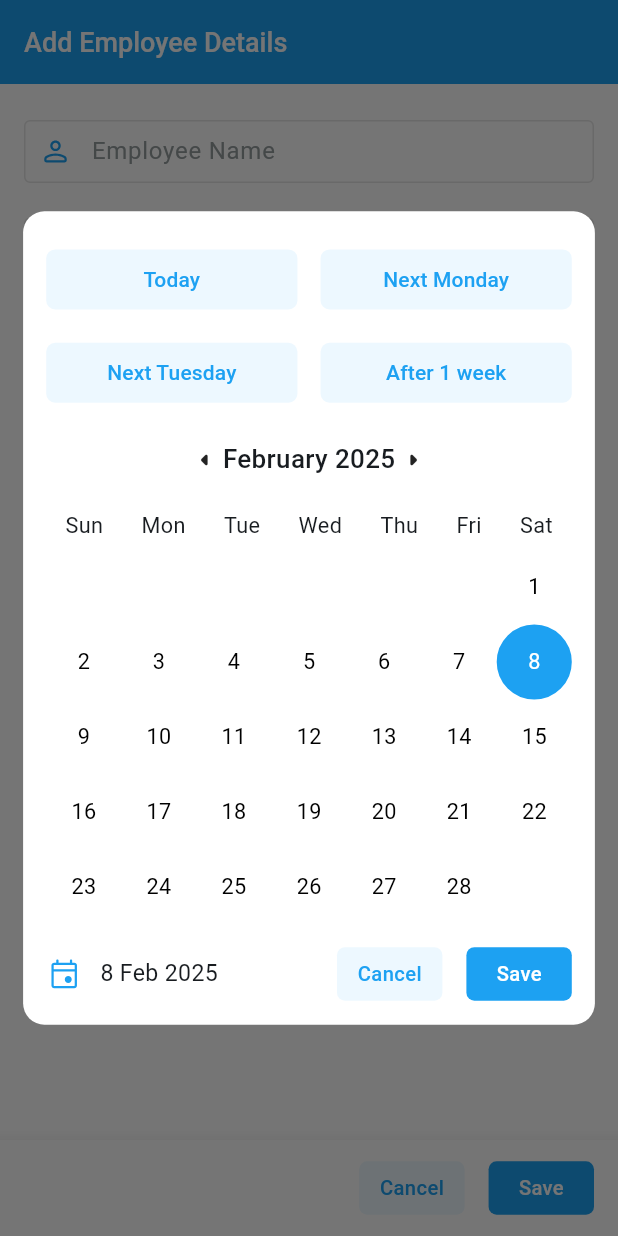
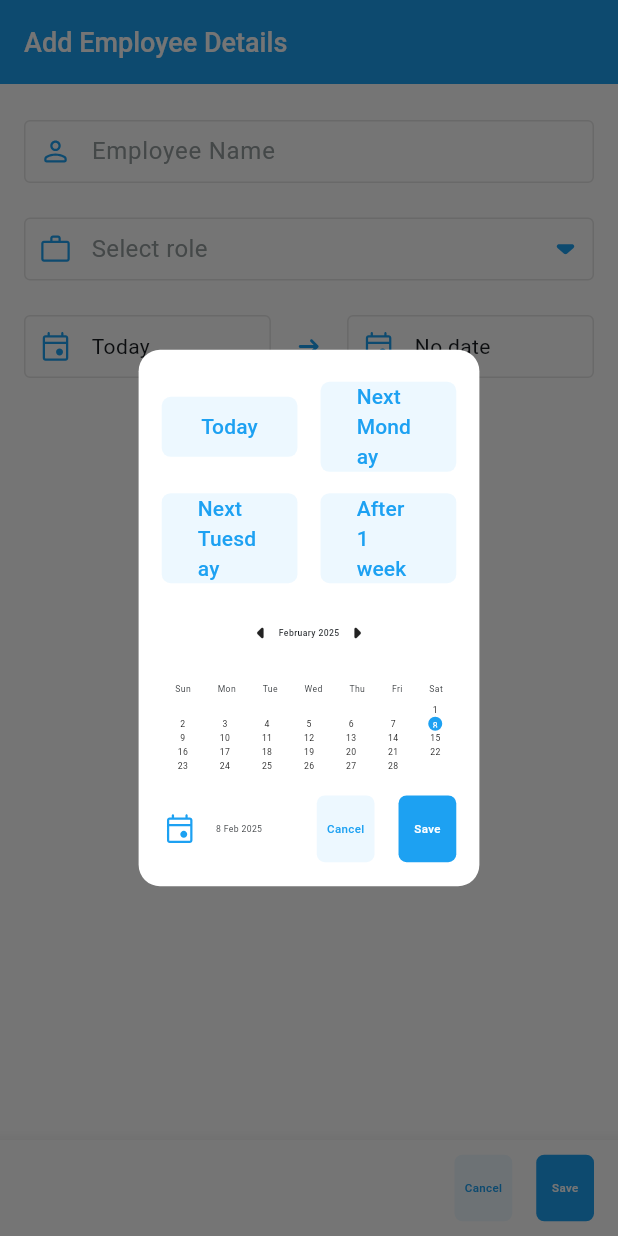
Before and after one commit to sivaprasadnk/employee_app, a Flutter app: the AddEmployeeScreen screen opened directly, after a tap on "Today", on a phone screen of 412 x 824 dp. Run offline on Flutter 3.47's test engine with Material 3 defaults, Android fonts, the phone set to English and light mode, and no system bars; our stand-ins replace flutter_bloc, flutter_screenutil, flutter_slidable, flutter_svg, get_it.

Commit message:
web ui changes

```diff
--- a/lib/data/data_source/local_datasource.dart
+++ b/lib/data/data_source/local_datasource.dart
@@ -1,5 +1,4 @@
 import 'package:employee_app/data/models/employee_model.dart';
-import 'package:employee_app/main.dart';
 
 abstract class LocalDatasource {
   Future addOrUpdateEmployee(EmployeeModel employee);
@@ -10,12 +9,12 @@ class LocalDatasourceImpl extends LocalDatasource {
   LocalDatasourceImpl();
   @override
   Future addOrUpdateEmployee(EmployeeModel employee) async {
-    objectbox.store.box<EmployeeModel>().put(employee);
+    // objectbox.store.box<EmployeeModel>().put(employee);
   }
 
   @override
   Future deleteEmployee(EmployeeModel employee) async {
-    objectbox.store.box<EmployeeModel>().remove(employee.id);
+    // objectbox.store.box<EmployeeModel>().remove(employee.id);
   }
 
 }
--- a/lib/data/models/employee_model.dart
+++ b/lib/data/models/employee_model.dart
@@ -1,8 +1,8 @@
-import 'package:objectbox/objectbox.dart';
+// import 'package:objectbox/objectbox.dart';
 
-@Entity()
+// @Entity()
 class EmployeeModel {
-  @Id()
+  // @Id()
   int id;
   String name;
   String role;
--- a/lib/main.dart
+++ b/lib/main.dart
@@ -1,6 +1,5 @@
 import 'package:employee_app/core/constants/colors.dart';
 import 'package:employee_app/core/locator.dart';
-import 'package:employee_app/core/object_box.dart';
 import 'package:employee_app/presentation/bloc/employee_bloc/emp_bloc.dart';
 import 'package:employee_app/presentation/bloc/employee_bloc/emp_event.dart';
 import 'package:employee_app/presentation/screens/home/home_screen.dart';
@@ -10,11 +9,11 @@ import 'package:flutter_screenutil/flutter_screenutil.dart';
 
 final GlobalKey<NavigatorState> navigatorKey = GlobalKey<NavigatorState>();
 
-late ObjectBox objectbox;
+// late ObjectBox objectbox;
 void main() async {
   WidgetsFlutterBinding.ensureInitialized();
   setup();
-  objectbox = await ObjectBox.create();
+  // objectbox = await ObjectBox.create();
   runApp(const MyApp());
 }
 
--- a/lib/presentation/components/cancel_button.dart
+++ b/lib/presentation/components/cancel_button.dart
@@ -12,8 +12,8 @@ class CancelButton extends StatelessWidget {
         Navigator.pop(context);
       },
       child: Container(
-        width: 73.w,
-        height: 40.h,
+        width: 40.w,
+        height: 50.h,
         decoration: BoxDecoration(
           color: kCancelBtnColor,
           borderRadius: BorderRadius.circular(6.r),
@@ -22,7 +22,7 @@ class CancelButton extends StatelessWidget {
           child: Text(
             'Cancel',
             style: TextStyle(
-              fontSize: 14.sp,
+              fontSize: 8.sp,
               color: kBlueColor,
               fontWeight: FontWeight.w500,
             ),
--- a/lib/presentation/components/custom_start_date_picker.dart
+++ b/lib/presentation/components/custom_start_date_picker.dart
@@ -2,6 +2,7 @@ import 'package:employee_app/core/constants/colors.dart';
 import 'package:employee_app/core/extensions/datetime_extensions.dart';
 import 'package:employee_app/presentation/components/calendar_button.dart';
 import 'package:employee_app/presentation/components/cancel_button.dart';
+import 'package:employee_app/presentation/components/save_button.dart';
 import 'package:flutter/material.dart';
 import 'package:flutter_screenutil/flutter_screenutil.dart';
 import 'package:flutter_svg/svg.dart';
@@ -56,7 +57,7 @@ class _CustomStartDatePickerDialogState
   Widget build(BuildContext context) {
     return Dialog(
       backgroundColor: kWhiteColor,
-      insetPadding: EdgeInsets.symmetric(horizontal: 16.w),
+      insetPadding: EdgeInsets.symmetric(horizontal: 96.w),
       shape: RoundedRectangleBorder(borderRadius: BorderRadius.circular(16.r)),
       child: Padding(
         padding: EdgeInsets.symmetric(horizontal: 16.w),
@@ -122,7 +123,7 @@ class _CustomStartDatePickerDialogState
                 Text(
                   DateFormat.yMMMM().format(currentMonth),
                   style:
-                      TextStyle(fontSize: 18.sp, fontWeight: FontWeight.w500),
+                      TextStyle(fontSize: 6.sp, fontWeight: FontWeight.w500),
                 ),
                 GestureDetector(
                   onTap: () => _changeMonth(1),
@@ -134,9 +135,15 @@ class _CustomStartDatePickerDialogState
             Row(
               mainAxisAlignment: MainAxisAlignment.spaceAround,
               children: ["Sun", "Mon", "Tue", "Wed", "Thu", "Fri", "Sat"]
-                  .map((day) => Text(day,
+                  .map(
+                    (day) => Text(
+                      day,
                       style: TextStyle(
-                          fontWeight: FontWeight.w400, fontSize: 15.sp)))
+                        fontWeight: FontWeight.w400,
+                        fontSize: 6.sp,
+                      ),
+                    ),
+                  )
                   .toList(),
             ),
             SizedBox(height: 5),
@@ -153,33 +160,16 @@ class _CustomStartDatePickerDialogState
                 SizedBox(width: 12),
                 Text(
                   selectedDate.displayDate(),
-                  style: TextStyle(fontSize: 16.sp),
+                  style: TextStyle(fontSize: 6.sp),
                 ),
                 Spacer(),
                 CancelButton(),
                 SizedBox(width: 16),
-                GestureDetector(
-                  onTap: () {
+                SaveButton(
+                  callback: () {
                     Navigator.pop(context, selectedDate);
                   },
-                  child: Container(
-                    width: 73.w,
-                    height: 40.h,
-                    decoration: BoxDecoration(
-                      color: kBlueColor,
-                      borderRadius: BorderRadius.circular(6.r),
-                    ),
-                    child: Center(
-                      child: Text(
-                        'Save',
-                        style: TextStyle(
-                          fontSize: 14.sp,
-                          color: kWhiteColor,
-                          fontWeight: FontWeight.w500,
-                        ),
-                      ),
-                    ),
-                  ),
+
                 ),
               ],
             ),
@@ -200,7 +190,7 @@ class _CustomStartDatePickerDialogState
     List<Widget> dayWidgets = [];
     for (int i = 0; i < startingWeekday; i++) {
       dayWidgets.add(
-          SizedBox(width: 30, height: 30)); // Empty spots before the first day
+          SizedBox(width: 10, height: 10)); // Empty spots before the first day
     }
 
     for (int day = 1; day <= daysInMonth; day++) {
@@ -213,9 +203,8 @@ class _CustomStartDatePickerDialogState
         GestureDetector(
           onTap: () => _selectDate(date),
           child: Container(
-            // duration: Duration(milliseconds: 100),
-            width: 30.w,
-            height: 30.h,
+            width: 10,
+            height: 10,
             alignment: Alignment.center,
             decoration: BoxDecoration(
               color: DateTime(
@@ -232,7 +221,7 @@ class _CustomStartDatePickerDialogState
             child: Text(
               "$day",
               style: TextStyle(
-                fontSize: 15.sp,
+                fontSize: 6.sp,
                 color: DateTime(
                           selectedDate.year,
                           selectedDate.month,
@@ -250,6 +239,7 @@ class _CustomStartDatePickerDialogState
     return GridView.count(
       crossAxisCount: 7,
       shrinkWrap: true,
+      childAspectRatio: 3,
       padding: EdgeInsets.zero,
       children: dayWidgets,
     );
--- a/lib/presentation/components/role_list_item.dart
+++ b/lib/presentation/components/role_list_item.dart
@@ -23,12 +23,12 @@ class RoleListItem extends StatelessWidget {
         color: kWhiteColor,
         child: Column(
           children: [
-            SizedBox(height: 16.h),
+            SizedBox(height: 12.h),
             Text(
               title,
-              style: TextStyle(fontSize: 16.sp),
+              style: TextStyle(fontSize: 8.sp),
             ),
-            SizedBox(height: 16.h),
+            SizedBox(height: 12.h),
             if (showDivider)
               Divider(
                 color: kBgColor,
--- a/lib/presentation/components/save_button.dart
+++ b/lib/presentation/components/save_button.dart
@@ -15,8 +15,8 @@ class SaveButton extends StatelessWidget {
         callback.call();
       },
       child: Container(
-        width: 73.w,
-        height: 40.h,
+        width: 40.w,
+        height: 50.h,
         decoration: BoxDecoration(
           color: kBlueColor,
           borderRadius: BorderRadius.circular(6.r),
@@ -25,7 +25,8 @@ class SaveButton extends StatelessWidget {
           child: Text(
             'Save',
             style: TextStyle(
-              fontSize: 14.sp,
+              fontSize: 8.sp,
+              // fontSize: 20,
               color: kWhiteColor,
               fontWeight: FontWeight.w500,
             ),
--- a/lib/presentation/screens/add_employee/add_employee_screen.dart
+++ b/lib/presentation/screens/add_employee/add_employee_screen.dart
@@ -41,12 +41,12 @@ class _AddEmployeeScreenState extends State<AddEmployeeScreen> {
       },
       child: Scaffold(
         resizeToAvoidBottomInset: true,
-        bottomSheet: Material(
-          color: kWhiteColor,
-          elevation: 10,
-          child: SizedBox(
-            height: 64,
-            width: double.infinity,
+        bottomNavigationBar: SizedBox(
+          height: 64,
+          width: double.infinity,
+          child: Material(
+            color: kWhiteColor,
+            elevation: 10,
             child: Row(
               mainAxisAlignment: MainAxisAlignment.end,
               children: [
@@ -76,6 +76,9 @@ class _AddEmployeeScreenState extends State<AddEmployeeScreen> {
           automaticallyImplyLeading: false,
           title: Text(
             'Add Employee Details',
+            style: TextStyle(
+              color: kWhiteColor,
+            ),
           ),
         ),
         body: Padding(
--- a/lib/presentation/screens/edit_employee/edit_employee_screen.dart
+++ b/lib/presentation/screens/edit_employee/edit_employee_screen.dart
@@ -57,7 +57,7 @@ class _EditEmployeeScreenState extends State<EditEmployeeScreen> {
       },
       child: Scaffold(
         resizeToAvoidBottomInset: true,
-        bottomSheet: Material(
+        bottomNavigationBar: Material(
           color: kWhiteColor,
           elevation: 10,
           child: SizedBox(
@@ -94,6 +94,9 @@ class _EditEmployeeScreenState extends State<EditEmployeeScreen> {
           automaticallyImplyLeading: false,
           title: Text(
             'Edit Employee Details',
+            style: TextStyle(
+              color: kWhiteColor,
+            ),
           ),
           actions: [
             GestureDetector(
```
Also changed, not shown: lib/core/object_box.dart (+13 -13 lines), lib/presentation/bloc/employee_bloc/emp_bloc.dart (+2 -6 lines), lib/presentation/components/custom_end_date_picker.dart (+16 -28 lines), lib/presentation/screens/home/employees_listview.dart (+5 -5 lines), lib/presentation/screens/home/home_screen.dart (+8 -3 lines), pubspec.yaml (+4 -4 lines), lib/objectbox.g.dart, pubspec.lock, 5 other files.
